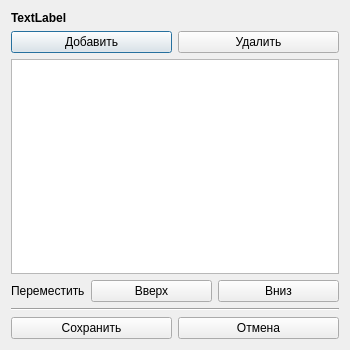
First picture: the form in designer/forms/formlistdialogwindow.ui, repository Artemako/auto-exec-doc, before the edit.
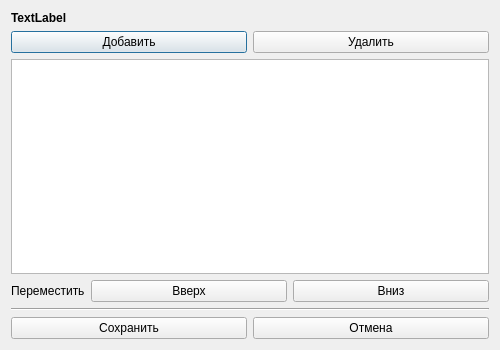
Second picture: the form after the edit.

Diff of the .ui file:
```diff
--- a/designer/forms/formlistdialogwindow.ui
+++ b/designer/forms/formlistdialogwindow.ui
@@ -6,7 +6,7 @@
    <rect>
     <x>0</x>
     <y>0</y>
-    <width>350</width>
+    <width>500</width>
     <height>350</height>
    </rect>
   </property>
```
